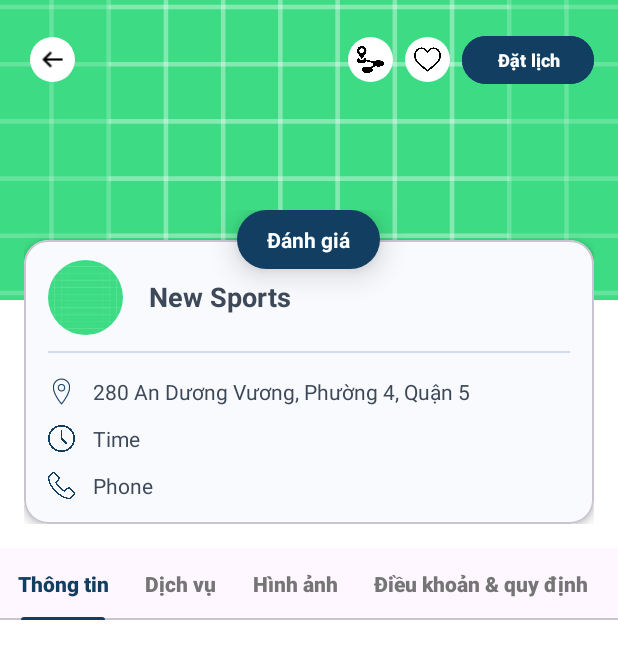
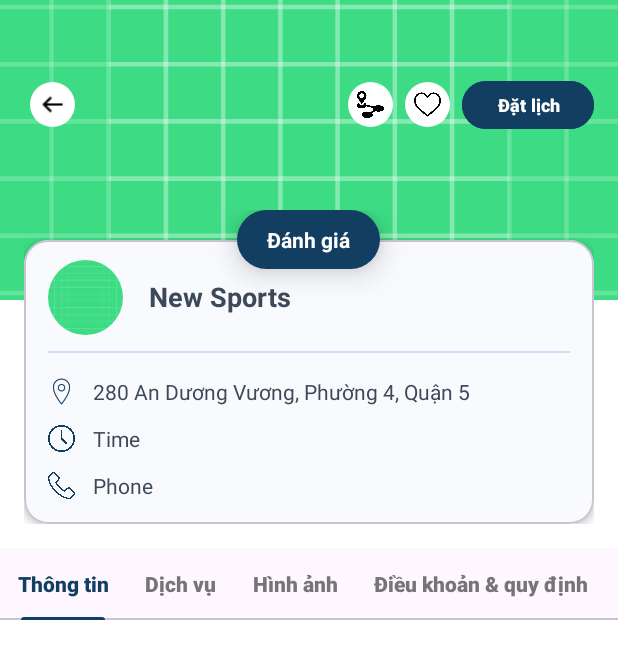
Before and after one commit to tien950/OOP_btl, an Android app built with Jetpack Compose: the DetailActivity screen opened directly, with no data from a screen before it, on a phone screen of 412 x 824 dp. Shown: the top 659 px of the screen. Run offline under Robolectric (Android 15) with nearby library versions, the phone set to English and light mode, and no system bars.

Commit message:
Update activity_detail.xml

```diff
--- a/app/src/main/res/layout/activity_detail.xml
+++ b/app/src/main/res/layout/activity_detail.xml
@@ -28,7 +28,7 @@
             android:layout_width="match_parent"
             android:layout_height="40dp"
             android:layout_gravity="top"
-            android:layout_marginTop="20dp">
+            android:layout_marginTop="50dp">
 
             <!-- Back button -->
             <ImageView
```
